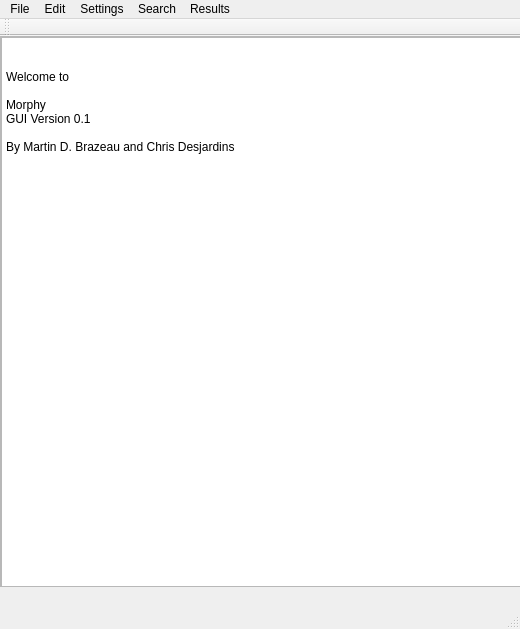
This is gui/Morphy/mainwindow.ui in mbrazeau/MorphyWeb as Qt 5 draws it before an edit. The edited form follows.
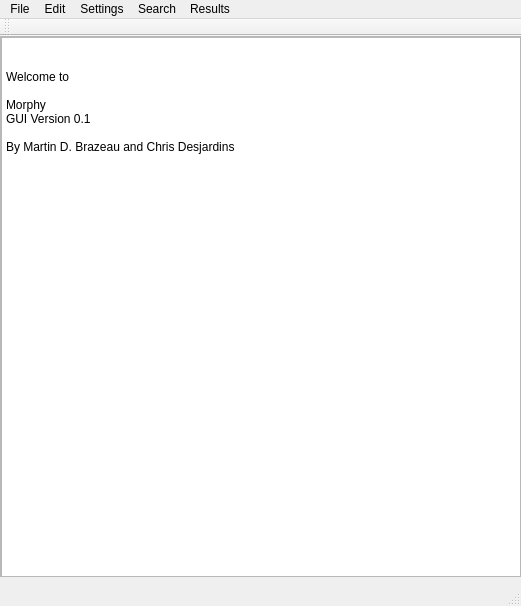
This is the edited form.

Commit message: tinkering with main window size

Diff of the .ui file:
```diff
--- a/gui/Morphy/mainwindow.ui
+++ b/gui/Morphy/mainwindow.ui
@@ -6,8 +6,8 @@
    <rect>
     <x>0</x>
     <y>0</y>
-    <width>520</width>
-    <height>629</height>
+    <width>521</width>
+    <height>606</height>
    </rect>
   </property>
   <property name="windowTitle">
@@ -20,7 +20,7 @@
       <x>0</x>
       <y>0</y>
       <width>521</width>
-      <height>551</height>
+      <height>541</height>
      </rect>
     </property>
     <property name="widgetResizable">
@@ -32,7 +32,7 @@
        <x>0</x>
        <y>0</y>
        <width>519</width>
-       <height>549</height>
+       <height>539</height>
       </rect>
      </property>
      <widget class="QPlainTextEdit" name="mwTextDisplay">
@@ -41,7 +41,7 @@
         <x>0</x>
         <y>0</y>
         <width>521</width>
-        <height>561</height>
+        <height>541</height>
        </rect>
       </property>
       <property name="readOnly">
@@ -69,7 +69,7 @@
     <rect>
      <x>0</x>
      <y>0</y>
-     <width>520</width>
+     <width>521</width>
      <height>22</height>
     </rect>
    </property>
```
The commit also changes 1 other file.
